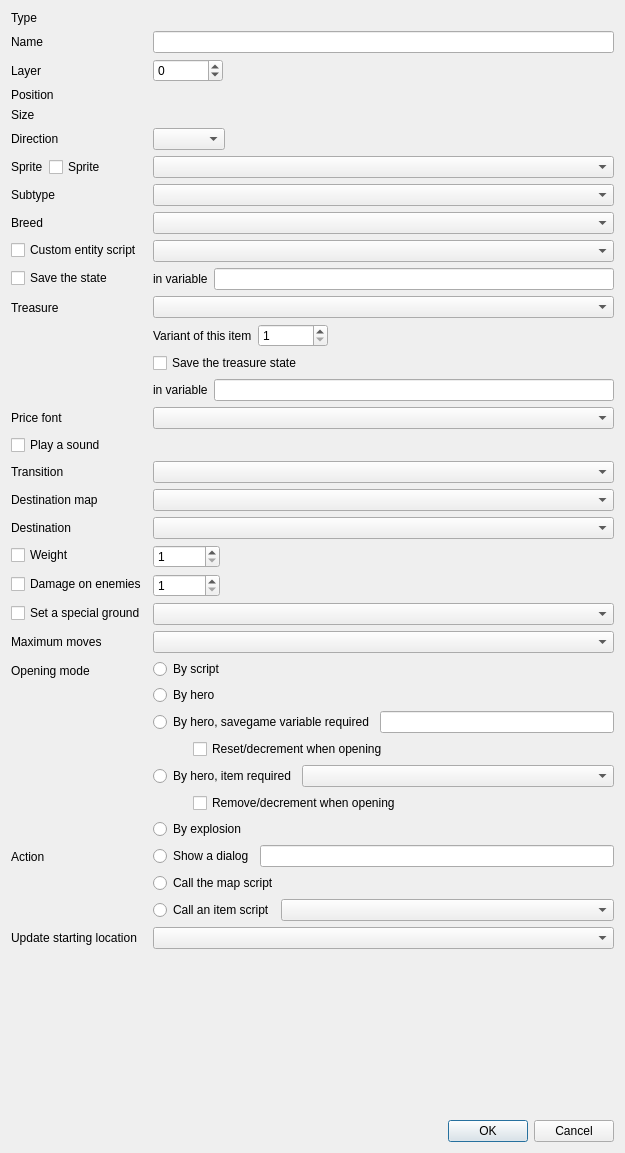
Before: the Qt Designer form src/widgets/edit_entity_dialog.ui in solarus-games/solarus-quest-editor, drawn with Qt 5.
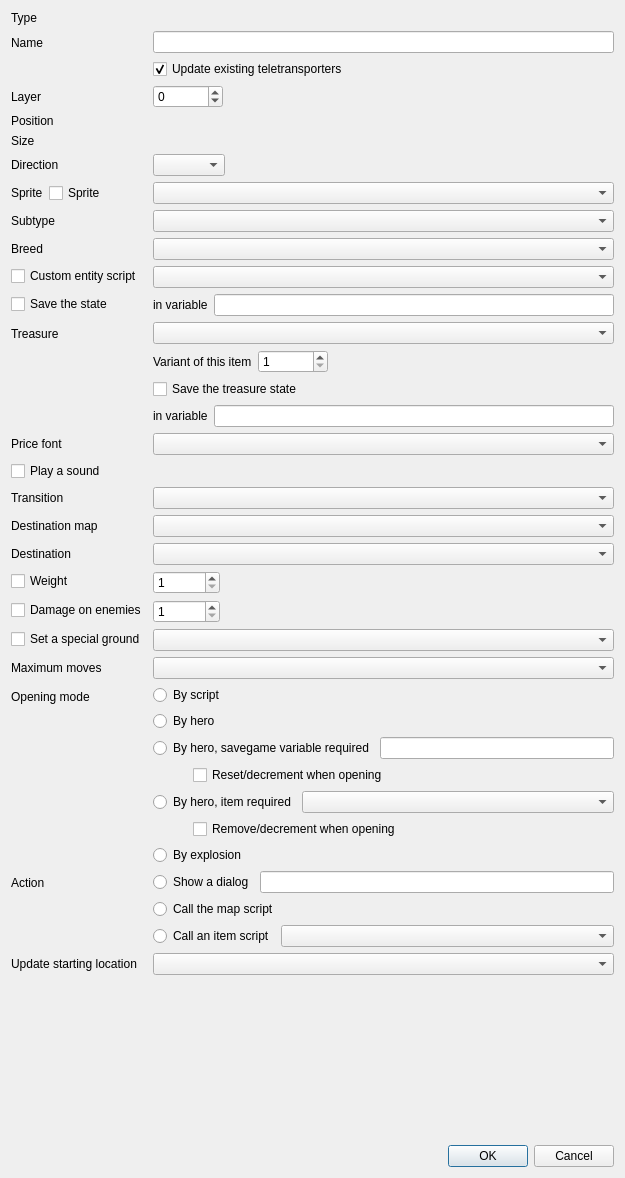
After: the same form once the commit is applied. Custom widgets are drawn as their Qt base class.

Commit message:
Map editor: update teletransporters when renaming a destination
Closes #58.

The edit to the form file:
```diff
--- a/src/widgets/edit_entity_dialog.ui
+++ b/src/widgets/edit_entity_dialog.ui
@@ -7,7 +7,7 @@
     <x>0</x>
     <y>0</y>
     <width>625</width>
-    <height>1153</height>
+    <height>1178</height>
    </rect>
   </property>
   <property name="sizePolicy">
@@ -22,9 +22,6 @@
   <layout class="QVBoxLayout" name="verticalLayout_3">
    <item>
     <layout class="QFormLayout" name="form_layout">
-     <property name="fieldGrowthPolicy">
-      <enum>QFormLayout::AllNonFixedFieldsGrow</enum>
-     </property>
      <item row="0" column="0">
       <widget class="QLabel" name="type_label">
        <property name="text">
@@ -53,7 +50,21 @@
       </widget>
      </item>
      <item row="1" column="1">
-      <widget class="QLineEdit" name="name_field"/>
+      <layout class="QVBoxLayout" name="name_layout">
+       <item>
+        <widget class="QLineEdit" name="name_field"/>
+       </item>
+       <item>
+        <widget class="QCheckBox" name="name_update_teletransporters_checkbox">
+         <property name="text">
+          <string>Update existing teletransporters</string>
+         </property>
+         <property name="checked">
+          <bool>true</bool>
+         </property>
+        </widget>
+       </item>
+      </layout>
      </item>
      <item row="2" column="0">
       <widget class="QLabel" name="layer_label">
```
Left out of the diff: 6 changed lines with no effect on the pictures. The commit also changes 11 other files.
